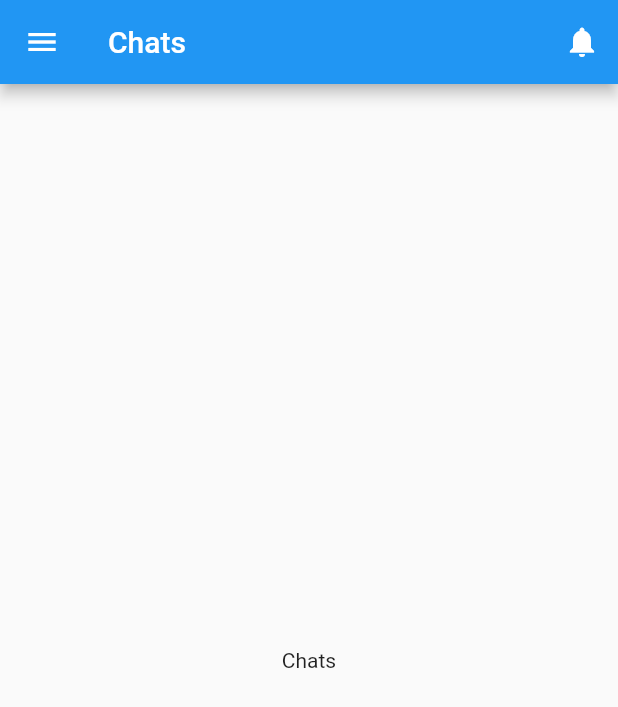
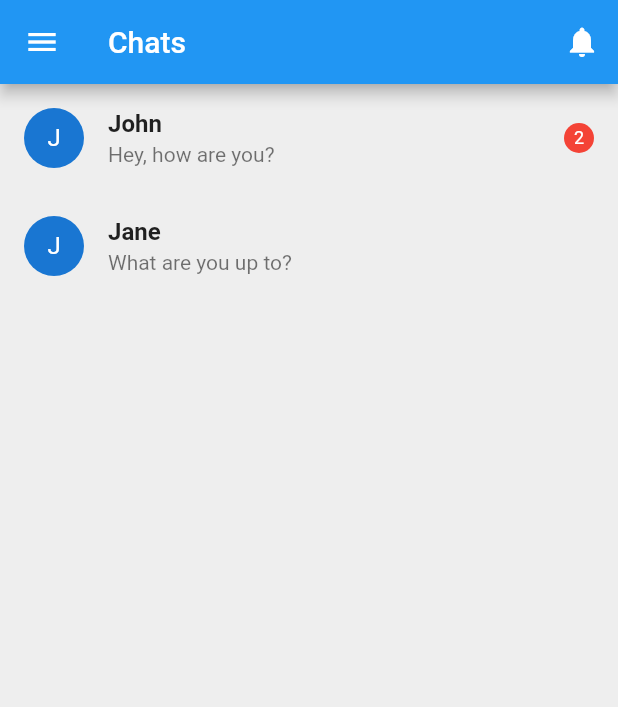
Before and after one commit to piruthuvi22/fsm-flutter, a Flutter app: the Chats screen opened by its route, on a phone screen of 412 x 824 dp. Shown: the top 707 px of the screen. Run offline on Flutter 3.47's test engine with Material 2 defaults, Android fonts, the light colour scheme and no system bars; our stand-ins replace another_flushbar, flutter_svg; missing offline and left inert: dart:ffi; network calls fail.

Commit message:
commit chat screen

```diff
--- a/lib/screens/Chats.dart
+++ b/lib/screens/Chats.dart
@@ -1,4 +1,6 @@
 import 'package:flutter/material.dart';
+import 'package:fsm_agent/components/Drawer.dart';
+import 'package:fsm_agent/screens/ChatScreen.dart';
 
 class Chats extends StatelessWidget {
   const Chats({super.key});
@@ -14,69 +16,81 @@ class Chats extends StatelessWidget {
                 icon: const Icon(Icons.notifications))
           ],
         ),
-      body: Center(
-        child: Text("Chats"),
+        body: Container(
+          color: Colors.grey.shade200,
+          // padding: EdgeInsets.symmetric(horizontal: 16, vertical: 0),
+          child: ListView(
+            children: [
+              ChatPeopleTile(
+                name: 'John',
+                message: 'Hey, how are you?',
+                unreadCount: 2,
               ),
-      drawer: Drawer(
-        child: ListView(
-          padding: EdgeInsets.zero,
-          children: [
-            DrawerHeader(
-              decoration: const BoxDecoration(
-                color: Colors.blue,
+              ChatPeopleTile(
+                name: 'Jane',
+                message: 'What are you up to?',
+                unreadCount: 0,
               ),
-              child: Row(children: [
-                const Image(
-                    image: NetworkImage(
-                        "https://cdn-icons-png.flaticon.com/512/149/149071.png"),
-                    width: 80),
-                const SizedBox(
-                  width: 10,
-                ),
-                Column(
-                  mainAxisAlignment: MainAxisAlignment.center,
-                  crossAxisAlignment: CrossAxisAlignment.start,
-                  children: const [
-                    Text(
-                      "Piruthuvi",
-                      style: TextStyle(fontSize: 24, color: Colors.white),
-                    ),
-                    Text(
-                      "@piruthuvi22",
-                      style: TextStyle(fontSize: 16, color: Colors.white54),
-                    ),
-                  ],
-                )
-              ]),
-            ),
-            ListTile(
-              title: const Text('Dashboard'),
-              leading: const Icon(Icons.dashboard),
-              onTap: () => Navigator.pushNamed(context, '/dashboard'),
-            ),
-            ListTile(
-                title: const Text('Jobs'),
-                leading: const Icon(Icons.task),
-                onTap: () => Navigator.pushNamed(context, '/jobs')),
-            ListTile(
-                title: const Text('My Jobs'),
-                leading: const Icon(Icons.task_alt),
-                onTap: () => Navigator.pushNamed(context, "/my-jobs")),
-            ListTile(
-                title: const Text('Chats'),
-                leading: const Icon(Icons.chat),
-                onTap: () => Navigator.pushNamed(context, "/chats")),
-            ListTile(
-                title: const Text('Profile & Settings'),
-                leading: const Icon(Icons.settings),
-                onTap: () => Navigator.pushNamed(context, "/profile-settings")),
-            ListTile(
-                title: const Text('Logout'),
-                leading: const Icon(Icons.logout),
-                onTap: () => Navigator.pushNamed(context, "/logout")),
+              // Add more chat people tiles here
             ],
           ),
         ),
+        drawer: const DrawerPanel(
+          name: "Piruthuvi",
+          username: "piru",
+        ));
+  }
+}
+
+class ChatPeopleTile extends StatelessWidget {
+  final String name;
+  final String message;
+  final int unreadCount;
+
+  ChatPeopleTile(
+      {required this.name, required this.message, required this.unreadCount});
+
+  void openChatScreen(BuildContext context) {
+    print("object");
+    Navigator.push(
+      context,
+      MaterialPageRoute(builder: (context) => ChatScreen()),
+    ).then((value) {
+      print(value);
+      if (value == true) {}
+    });
+  }
+
+  @override
+  Widget build(BuildContext context) {
+    return ListTile(
+      leading: CircleAvatar(
+        child: Text(name[0]),
+      ),
+      title: Text(
+        name,
+        style: TextStyle(
+          fontWeight: FontWeight.bold,
+        ),
+      ),
+      subtitle: Text(
+        message,
+        maxLines: 1,
+        overflow: TextOverflow.ellipsis,
+      ),
+      trailing: unreadCount > 0
+          ? CircleAvatar(
+              backgroundColor: Colors.red,
+              maxRadius: 10,
+              child: Text(
+                unreadCount.toString(),
+                style: const TextStyle(color: Colors.white, fontSize: 12),
+              ),
+            )
+          : null,
+      onTap: () {
+        openChatScreen(context);
+      },
     );
   }
 }
--- a/lib/screens/CompletedJobTab.dart
+++ b/lib/screens/CompletedJobTab.dart
@@ -142,7 +142,7 @@ class _CompletedJobTabState extends State<CompletedJobTab> {
                   child: ListView(
                       padding: EdgeInsets.zero,
                       children: filteredJobs
-                          .map((job) => JobCard(
+                          .map((job) => JobCard("completed",
                               job: job, callback: handleJobDetailsNavigation))
                           .toList()),
                 ),
--- a/lib/screens/Jobs.dart
+++ b/lib/screens/Jobs.dart
@@ -154,7 +154,7 @@ class _JobsState extends State<Jobs> {
                     child: ListView(
                         padding: EdgeInsets.zero,
                         children: filteredJobs
-                            .map((job) => JobCard(
+                            .map((job) => JobCard("assigned",
                                 job: job, callback: handleJobDetailsNavigation))
                             .toList()),
                   ),
--- a/lib/screens/ProgressJobTab.dart
+++ b/lib/screens/ProgressJobTab.dart
@@ -143,7 +143,7 @@ class _ProgressJobTabState extends State<ProgressJobTab> {
                   child: ListView(
                       padding: EdgeInsets.zero,
                       children: filteredJobs
-                          .map((job) => JobCard(
+                          .map((job) => JobCard("progress",
                               job: job, callback: handleJobDetailsNavigation))
                           .toList()),
                 ),
--- a/lib/screens/Tabs.dart
+++ b/lib/screens/Tabs.dart
@@ -18,8 +18,8 @@ class _MyJobs2State extends State<MyJobs2> {
 
   @override
   void initState() {
-    // TODO: implement initState
     super.initState();
+
     // print(isLoading);
   }
 
--- a/lib/services/api_service.dart
+++ b/lib/services/api_service.dart
@@ -29,6 +29,7 @@ class ApiService {
     final response = await http
         .get(Uri.parse('http://192.168.8.139:8080/get-progressed/$agentId'));
     if (response.statusCode == 200) {
+      // print(response.body.toString());
       return (jsonDecode(response.body) as List)
           .map((e) => Job.fromJson(e))
           .toList();
--- a/lib/views/JobDetails.dart
+++ b/lib/views/JobDetails.dart
@@ -340,7 +340,7 @@ class _JobDetailsState extends State<JobDetails> {
                       child: ListTile(
                     contentPadding: EdgeInsets.symmetric(horizontal: 10),
                     leading: Icon(Icons.schedule),
-                    subtitle: Text(widget.job.date),
+                    subtitle: Text(widget.job.date.toString()),
                     title: Text("Date"),
                   ))
                 ],
```
Also changed, not shown: lib/Models/Job.dart (+7 -3 lines), lib/components/JobCard.dart (+13 -3 lines), lib/screens/ChatScreen.dart (added, +132 -0 lines), lib/screens/Landing.dart (+183 -55 lines). Lines whose indentation alone changed are shown as unchanged.
